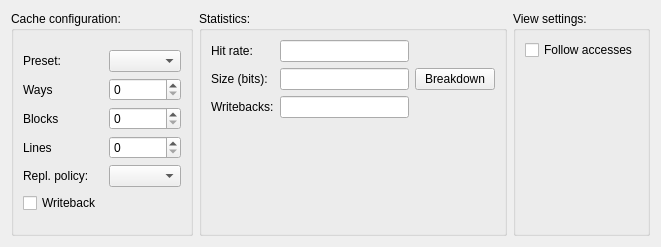
Qt form src/cacheconfigwidget.ui (mortbopet/Ripes) before a commit.
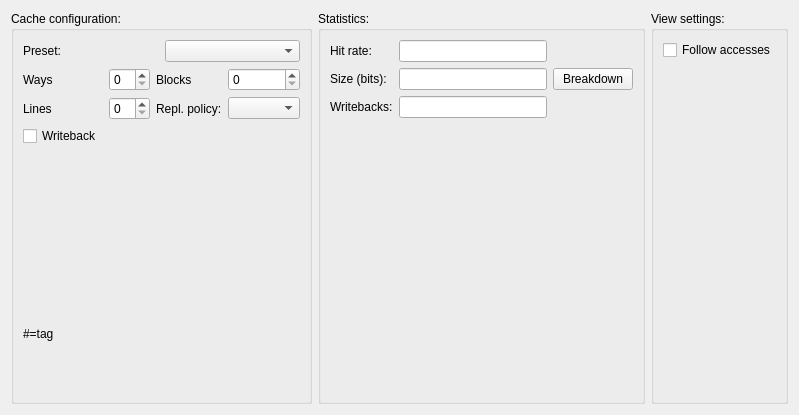
The same form after that commit.

Commit message: Add illustration of cache indexing bits

```diff
--- a/src/cacheconfigwidget.ui
+++ b/src/cacheconfigwidget.ui
@@ -6,8 +6,8 @@
    <rect>
     <x>0</x>
     <y>0</y>
-    <width>661</width>
-    <height>247</height>
+    <width>799</width>
+    <height>415</height>
    </rect>
   </property>
   <property name="windowTitle">
@@ -22,70 +22,31 @@
         <string>Cache configuration:</string>
        </property>
        <layout class="QGridLayout" name="gridLayout_3">
-        <item row="0" column="0">
-         <layout class="QGridLayout" name="gridLayout">
-          <item row="4" column="0">
-           <widget class="QLabel" name="label_8">
+        <item row="1" column="0">
+         <layout class="QVBoxLayout" name="verticalLayout">
+          <item>
+           <layout class="QHBoxLayout" name="horizontalLayout_2">
+            <item>
+             <widget class="QLabel" name="label">
             <property name="text">
-             <string>Repl. policy:</string>
+               <string>Preset:</string>
             </property>
            </widget>
           </item>
-          <item row="4" column="1">
-           <widget class="QComboBox" name="replacementPolicy"/>
-          </item>
-          <item row="0" column="1">
+            <item>
            <widget class="QComboBox" name="presets"/>
           </item>
-          <item row="3" column="1">
-           <widget class="QSpinBox" name="lines">
-            <property name="maximum">
-             <number>10</number>
-            </property>
-           </widget>
+           </layout>
           </item>
-          <item row="2" column="1">
-           <widget class="QSpinBox" name="blocks">
-            <property name="maximum">
-             <number>10</number>
-            </property>
-           </widget>
-          </item>
-          <item row="3" column="0">
-           <widget class="QLabel" name="label_4">
-            <property name="text">
-             <string>Lines</string>
-            </property>
-           </widget>
-          </item>
-          <item row="2" column="0">
+          <item>
+           <layout class="QGridLayout" name="gridLayout">
+            <item row="1" column="2">
            <widget class="QLabel" name="label_3">
             <property name="text">
              <string>Blocks</string>
             </property>
            </widget>
           </item>
-          <item row="1" column="1">
-           <widget class="QSpinBox" name="ways">
-            <property name="maximum">
-             <number>10</number>
-            </property>
-           </widget>
-          </item>
-          <item row="1" column="0">
-           <widget class="QLabel" name="label_2">
-            <property name="text">
-             <string>Ways</string>
-            </property>
-           </widget>
-          </item>
-          <item row="0" column="0">
-           <widget class="QLabel" name="label">
-            <property name="text">
-             <string>Preset:</string>
-            </property>
-           </widget>
-          </item>
           <item row="5" column="0">
            <widget class="QCheckBox" name="writeback">
             <property name="toolTip">
@@ -95,6 +56,79 @@
              <string>Writeback</string>
             </property>
            </widget>
+            </item>
+            <item row="1" column="1">
+             <widget class="QSpinBox" name="ways">
+              <property name="maximum">
+               <number>10</number>
+              </property>
+             </widget>
+            </item>
+            <item row="3" column="1">
+             <widget class="QSpinBox" name="lines">
+              <property name="maximum">
+               <number>10</number>
+              </property>
+             </widget>
+            </item>
+            <item row="1" column="0">
+             <widget class="QLabel" name="label_2">
+              <property name="text">
+               <string>Ways</string>
+              </property>
+             </widget>
+            </item>
+            <item row="3" column="0">
+             <widget class="QLabel" name="label_4">
+              <property name="text">
+               <string>Lines</string>
+              </property>
+             </widget>
+            </item>
+            <item row="1" column="3">
+             <widget class="QSpinBox" name="blocks">
+              <property name="maximum">
+               <number>10</number>
+              </property>
+             </widget>
+            </item>
+            <item row="3" column="2">
+             <widget class="QLabel" name="label_8">
+              <property name="text">
+               <string>Repl. policy:</string>
+              </property>
+             </widget>
+            </item>
+            <item row="3" column="3">
+             <widget class="QComboBox" name="replacementPolicy"/>
+            </item>
+           </layout>
+          </item>
+          <item>
+           <layout class="QVBoxLayout" name="verticalLayout_2">
+            <item>
+             <layout class="QHBoxLayout" name="horizontalLayout_4">
+              <item>
+               <widget class="QLabel" name="indexingText">
+                <property name="text">
+                 <string/>
+                </property>
+               </widget>
+              </item>
+             </layout>
+            </item>
+            <item>
+             <layout class="QHBoxLayout" name="horizontalLayout_5">
+              <item>
+               <widget class="QLabel" name="indexingKey">
+                <property name="text">
+                 <string>#=tag</string>
+                </property>
+               </widget>
+              </item>
+             </layout>
+            </item>
+           </layout>
           </item>
          </layout>
         </item>
```
Lines whose indentation alone changed are shown as unchanged. The commit also changes 4 other files.
